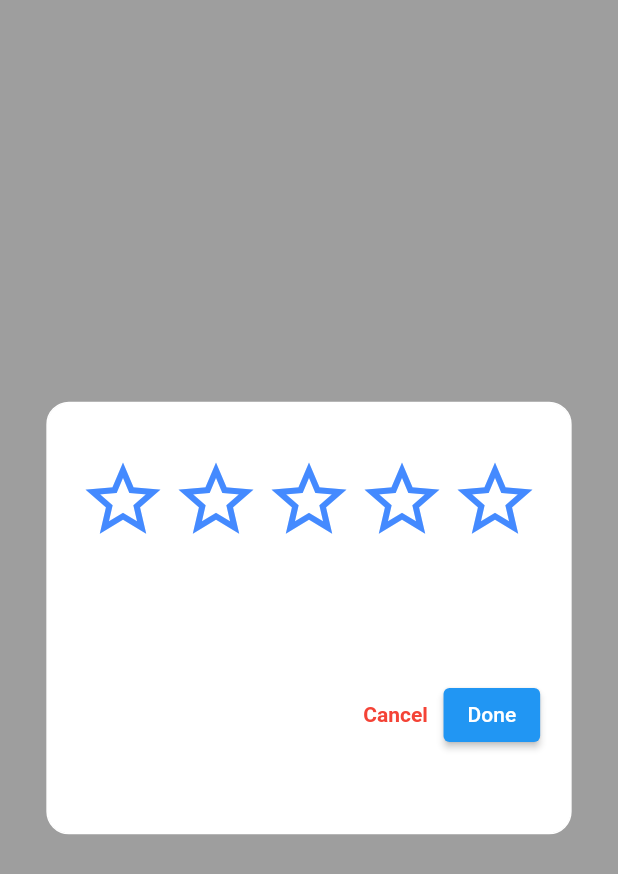
After one commit to vidur06/Frame_app, a Flutter app: the RatePage screen opened by its route, on a phone screen of 412 x 824 dp. The commit adds this screen. Shown: the top 874 px of the screen. Run offline on Flutter 3.47's test engine with Material 2 defaults, Android fonts, the phone set to English and light mode, and no system bars; our stand-ins replace bottom_navy_bar, carousel_slider, confetti, firebase_analytics, firebase_core, firebase_crashlytics and 10 more; missing offline and left inert: staggered_grid_view_flutter, stick_it; accounts and stored records are empty.

Commit message:
photo_app

```diff
--- a/lib/screens/framepage.dart
+++ b/lib/screens/framepage.dart
@@ -1,5 +1,8 @@
+// ignore_for_file: unnecessary_statements
+
 import 'dart:typed_data';
 
+import 'package:firebase_analytics/firebase_analytics.dart';
 import 'package:flutter/material.dart';
 import 'package:photo_view/photo_view.dart';
 import 'package:screenshot/screenshot.dart';
@@ -22,6 +25,7 @@ List<Uint8List> data = [];
 int i = 0;
 
 class _FramePageState extends State<FramePage> {
+  FirebaseAnalytics analytics = FirebaseAnalytics.instance;
   late Future<List<Storage>> fetchdata;
   Future<void> checkDB() async {
     await DBHelper.dbHelper.initDB();
@@ -32,6 +36,8 @@ class _FramePageState extends State<FramePage> {
     super.initState();
     fetchdata = DBHelper.dbHelper.fetchAllData();
     checkDB();
+     navigatorObservers:
+    [FirebaseAnalyticsObserver(analytics: analytics)];
   }
 
   PhotoViewController controller1 = PhotoViewController();
--- a/lib/screens/imagepage.dart
+++ b/lib/screens/imagepage.dart
@@ -1,7 +1,10 @@
 
+
+// ignore_for_file: unnecessary_statements
 
 import 'dart:typed_data';
 
+import 'package:firebase_analytics/firebase_analytics.dart';
 import 'package:flutter/material.dart';
 
 import '../models/model.dart';
@@ -16,12 +19,15 @@ class AlbumPage extends StatefulWidget {
 }
 
 class _AlbumPageState extends State<AlbumPage> {
+  FirebaseAnalytics analytics = FirebaseAnalytics.instance;
   late Future<List<Storage>> fetchdata;
   @override
   void initState() {
     super.initState();
     fetchdata = DBHelper.dbHelper.fetchAllData();
     checkDB();
+     navigatorObservers:
+    [FirebaseAnalyticsObserver(analytics: analytics)];
   }
 
   Future<void> checkDB() async {
--- /dev/null
+++ b/lib/screens/ratepage.dart
@@ -0,0 +1,147 @@
+import 'dart:async';
+
+import 'package:confetti/confetti.dart';
+import 'package:flutter/material.dart';
+import 'package:smooth_star_rating_null_safety/smooth_star_rating_null_safety.dart';
+
+class RatePage extends StatefulWidget {
+  const RatePage({super.key});
+
+  @override
+  _RatePageState createState() => _RatePageState();
+}
+
+class _RatePageState extends State<RatePage> {
+  bool isPlaying = false;
+  final controller = ConfettiController();
+  var rating = 0.0;
+
+  @override
+  Widget build(BuildContext context) {
+    dynamic height = MediaQuery.of(context).size.height;
+    dynamic width = MediaQuery.of(context).size.width;
+    return Stack(
+      children: [
+        Scaffold(
+          backgroundColor: Colors.grey,
+          body: Center(
+            child: Container(
+              alignment: Alignment.center,
+              height: height * 0.35,
+              width: width * 0.85,
+              decoration: BoxDecoration(
+                border: Border.all(
+                  color: Colors.white,
+                  width: 1,
+                ),
+                borderRadius: BorderRadius.circular(15),
+                color: Colors.white,
+              ),
+              child: Column(
+                mainAxisAlignment: MainAxisAlignment.spaceAround,
+                crossAxisAlignment: CrossAxisAlignment.center,
+                children: [
+                  SmoothStarRating(
+                    rating: rating,
+                    size: 60,
+                    filledIconData: Icons.star,
+                    color: Colors.blue,
+                    borderColor: Colors.blueAccent,
+                    halfFilledIconData: Icons.star_half,
+                    defaultIconData: Icons.star_border,
+                    starCount: 5,
+                    allowHalfRating: false,
+                    spacing: 2.0,
+                    onRatingChanged: (value) {
+                      setState(() {
+                        rating = value;
+                      });
+                    },
+                  ),
+                  Padding(
+                    padding: const EdgeInsets.all(20),
+                    child: Row(
+                      mainAxisAlignment: MainAxisAlignment.end,
+                      crossAxisAlignment: CrossAxisAlignment.center,
+                      children: [
+                        TextButton(
+                          onPressed: () {
+                            Navigator.of(context).pop();
+                          },
+                          child: const Text(
+                            'Cancel',
+                            style: TextStyle(
+                              color: Colors.red,
+                              fontWeight: FontWeight.bold,
+                            ),
+                          ),
+                        ),
+                        ElevatedButton(
+                          style: ElevatedButton.styleFrom(
+                              backgroundColor: Colors.blue),
+                          onPressed: () {
+                            showDialog(
+                              context: context,
+                              builder: (context) {
+                                return Column(
+                                  mainAxisAlignment: MainAxisAlignment.center,
+                                  children: [
+                                    AlertDialog(
+                                      title: Text(
+                                        '$rating Rating...',
+                                        style: const TextStyle(
+                                          color: Colors.blue,
+                                          fontSize: 30,
+                                          fontWeight: FontWeight.bold,
+                                        ),
+                                      ),
+                                      content: Column(
+                                        // ignore: prefer_const_literals_to_create_immutables
+                                        children: [
+                                          const Text(
+                                            'Thank you for rating',
+                                            style: TextStyle(
+                                              color: Colors.black,
+                                              fontSize: 25,
+                                              fontWeight: FontWeight.bold,
+                                            ),
+                                          ),
+                                        ],
+                                      ),
+                                    ),
+                                  ],
+                                );
+                              },
+                            );
+                            controller.play();
+                            duration();
+                          },
+                          child: const Text('Done'),
+                        ),
+                      ],
+                    ),
+                  ),
+                ],
+              ),
+            ),
+          ),
+        ),
+        ConfettiWidget(
+          confettiController: controller,
+          shouldLoop: true,
+          blastDirectionality: BlastDirectionality.explosive,
+          emissionFrequency: 0.02,
+          numberOfParticles: 20,
+          minBlastForce: 10,
+          maxBlastForce: 100,
+        ),
+      ],
+    );
+  }
+
+  duration(){
+    Timer(const Duration(seconds: 3), () {
+      Navigator.of(context).pushNamedAndRemoveUntil('/', (route) => false);
+    });
+  }
+}
--- a/lib/screens/splashscreen.dart
+++ b/lib/screens/splashscreen.dart
@@ -1,5 +1,8 @@
+// ignore_for_file: unnecessary_statements
+
 import 'dart:async';
 
+import 'package:firebase_analytics/firebase_analytics.dart';
 import 'package:flutter/material.dart';
 
 class SplashScreen extends StatefulWidget {
@@ -10,12 +13,15 @@ class SplashScreen extends StatefulWidget {
 }
 
 class _SplashScreenState extends State<SplashScreen> {
+  FirebaseAnalytics analytics = FirebaseAnalytics.instance;
   @override
   void initState() {
     super.initState();
     Timer(const Duration(seconds: 3), () {
       Navigator.of(context).pushNamedAndRemoveUntil("/", (route) => false);
     });
+     navigatorObservers:
+    [FirebaseAnalyticsObserver(analytics: analytics)];
   }
 
   @override
--- a/pubspec.yaml
+++ b/pubspec.yaml
@@ -56,6 +56,12 @@ dependencies:
   firebase_crashlytics: ^2.9.0
   firebase_auth: ^3.11.2
   firebase_core: ^1.24.0
+  firebase_analytics: ^9.3.8
+  rate_my_app: ^1.1.3
+  smooth_star_rating_null_safety: ^1.0.4+2
+  confetti: ^0.7.0
+  share_plus: ^4.5.3
+  path_provider: ^2.0.11
 dev_dependencies:
   flutter_test:
     sdk: flutter
```
Also changed, not shown: lib/main.dart (+20 -4 lines), lib/screens/allscreen.dart (+12 -1 lines), lib/screens/frames.dart (+12 -4 lines), lib/screens/frameselect.dart (+11 -0 lines), lib/screens/setimage.dart (+7 -0 lines), lib/screens/test.dart (+66 -1 lines), pubspec.lock, 8 other files.
